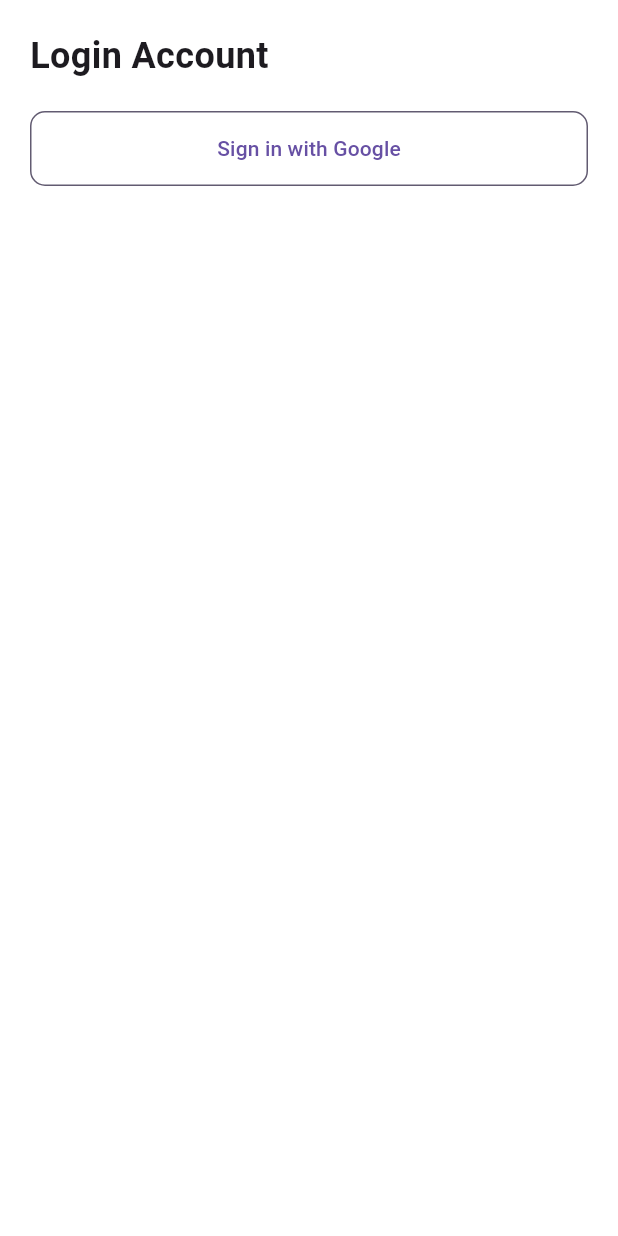
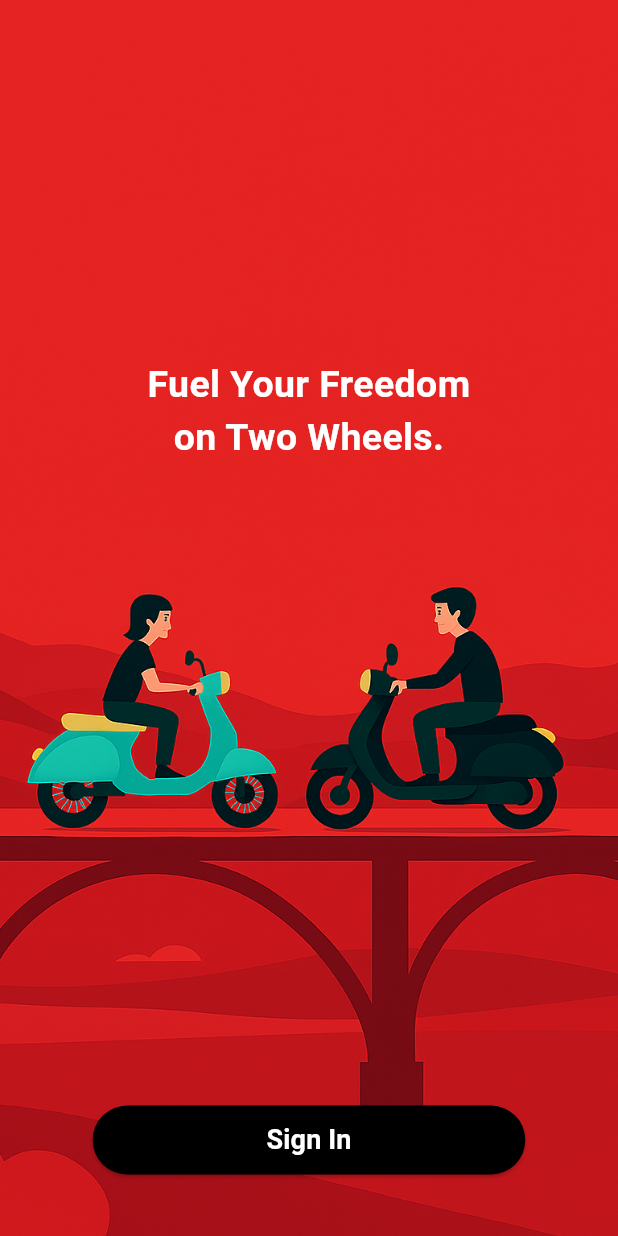
Before and after one commit to Soujanyarashmie/agronomist_partner, a Flutter app: the screen it shows after launch, on a phone screen of 412 x 824 dp. Run offline on Flutter 3.47's test engine with Material 3 defaults, Android fonts, the phone set to English and light mode, and no system bars; our stand-ins replace cloud_firestore, firebase_auth, firebase_core, go_router, google_sign_in, shared_preferences; accounts and stored records are empty.

Commit message:
welcome screen ui design added

```diff
--- a/lib/backend/go_router.dart
+++ b/lib/backend/go_router.dart
@@ -4,7 +4,10 @@
 import 'package:agronomist_partner/pages/mainpage.dart';
 import 'package:agronomist_partner/pages/profilemenu.dart';
 import 'package:agronomist_partner/pages/profilepage.dart';
+
+
 import 'package:agronomist_partner/pages/splash_screen/splashscreen.dart';
+import 'package:agronomist_partner/pages/welcomescreen.dart';
 import 'package:flutter/material.dart';
 import 'package:go_router/go_router.dart';
 import 'package:firebase_auth/firebase_auth.dart';
@@ -23,7 +26,7 @@
 
     // If not logged in and not going to login page, redirect to login
     if (!isLoggedIn && !isLoggingIn) {
-      return '/loginpage';
+      return '/welcomescreen';
     }
 
     // If logged in and trying to go to login page, redirect to home
@@ -67,6 +70,10 @@
           path: '/editprofile',
           builder: (context, state) => EditProfileScreen(),
         ),
+        GoRoute(
+          path: '/welcomescreen',
+          builder: (context, state) => WelcomeScreen(),
+        ),
       ],
     ),
   ],
--- /dev/null
+++ b/lib/pages/welcomescreen.dart
@@ -0,0 +1,71 @@
+import 'package:flutter/material.dart';
+
+class WelcomeScreen extends StatelessWidget {
+  @override
+  Widget build(BuildContext context) {
+    return Scaffold(
+      body: Stack(
+        children: [
+          // Background image
+          Positioned.fill(
+            child: Image.asset(
+              'assets/images/scooter_signin_image.png',
+              fit: BoxFit.cover,
+            ),
+          ),
+
+          // Custom Text Overlay
+          Positioned(
+           top: MediaQuery.of(context).size.height * 0.29, // move text down
+            left: 0,
+            right: 0,
+            child: Center(
+              child: Text(
+                'Fuel Your Freedom\non Two Wheels.',
+                textAlign: TextAlign.center,
+                style: TextStyle(
+                  color: Colors.white,
+                  fontSize: 25,
+                  fontWeight: FontWeight.bold,
+                  height: 1.4, // spacing between lines
+
+                ),
+              ),
+            ),
+          ),
+
+          // Sign In Button
+          Align(
+            alignment: Alignment.bottomCenter,
+            child: Padding(
+              padding: const EdgeInsets.only(bottom: 40.0),
+              child: SizedBox(
+                width: MediaQuery.of(context).size.width * 0.7,
+                child: ElevatedButton(
+                  onPressed: () {
+                    // Handle sign in action
+                  },
+                  style: ElevatedButton.styleFrom(
+                    backgroundColor: Colors.black,
+                    padding: const EdgeInsets.symmetric(vertical: 10),
+                    shape: RoundedRectangleBorder(
+                      borderRadius: BorderRadius.circular(30),
+                    ),
+                  ),
+                  child: const Text(
+                    'Sign In',
+                    style: TextStyle(
+                      color: Colors.white,
+                      fontSize: 18,
+                      fontWeight: FontWeight.w600,
+                    ),
+                  ),
+                ),
+              ),
+            ),
+          ),
+        ],
+      ),
+    );
+  }
+}
```
Also changed, not shown: assets/images/scooter_signin_image.png (added).
